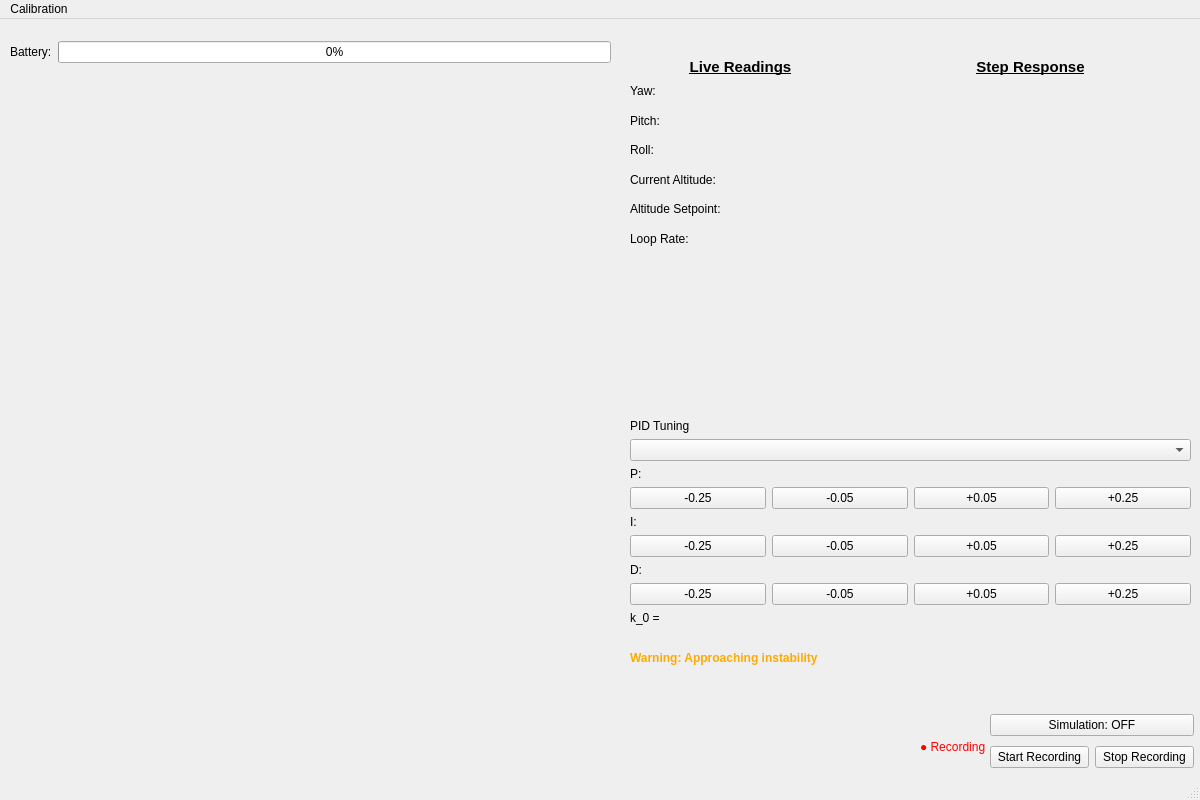
Old version of the form GUI/ui/designer files/main_window.ui in the repository Jone-the-creator/Digital_Twin_client.
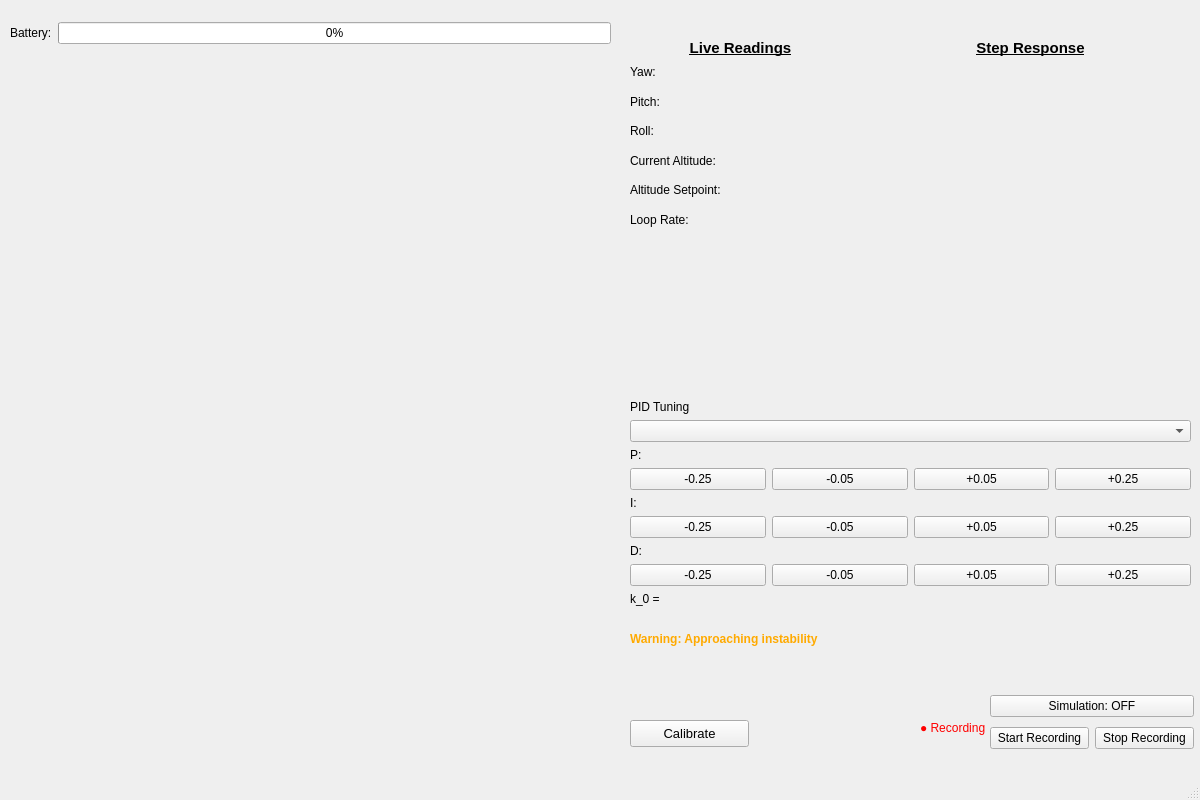
New version of the form.

What changed in the file:
```diff
--- a/GUI/ui/designer files/main_window.ui
+++ b/GUI/ui/designer files/main_window.ui
@@ -223,7 +223,7 @@
      </rect>
     </property>
    </widget>
-   <widget class="QWidget" name="">
+   <widget class="QWidget" name="layoutWidget">
     <property name="geometry">
      <rect>
       <x>630</x>
@@ -392,6 +392,24 @@
      </item>
     </layout>
    </widget>
+   <widget class="QPushButton" name="calibrate_button">
+    <property name="geometry">
+     <rect>
+      <x>630</x>
+      <y>720</y>
+      <width>119</width>
+      <height>27</height>
+     </rect>
+    </property>
+    <property name="font">
+     <font>
+      <pointsize>10</pointsize>
+     </font>
+    </property>
+    <property name="text">
+     <string>Calibrate</string>
+    </property>
+   </widget>
   </widget>
   <widget class="QStatusBar" name="statusbar"/>
   <widget class="QMenuBar" name="menubar">
@@ -403,12 +421,6 @@
      <height>33</height>
     </rect>
    </property>
-   <widget class="QMenu" name="menuCalibration">
-    <property name="title">
-     <string>Calibration</string>
-    </property>
-   </widget>
-   <addaction name="menuCalibration"/>
   </widget>
  </widget>
  <resources/>
```
